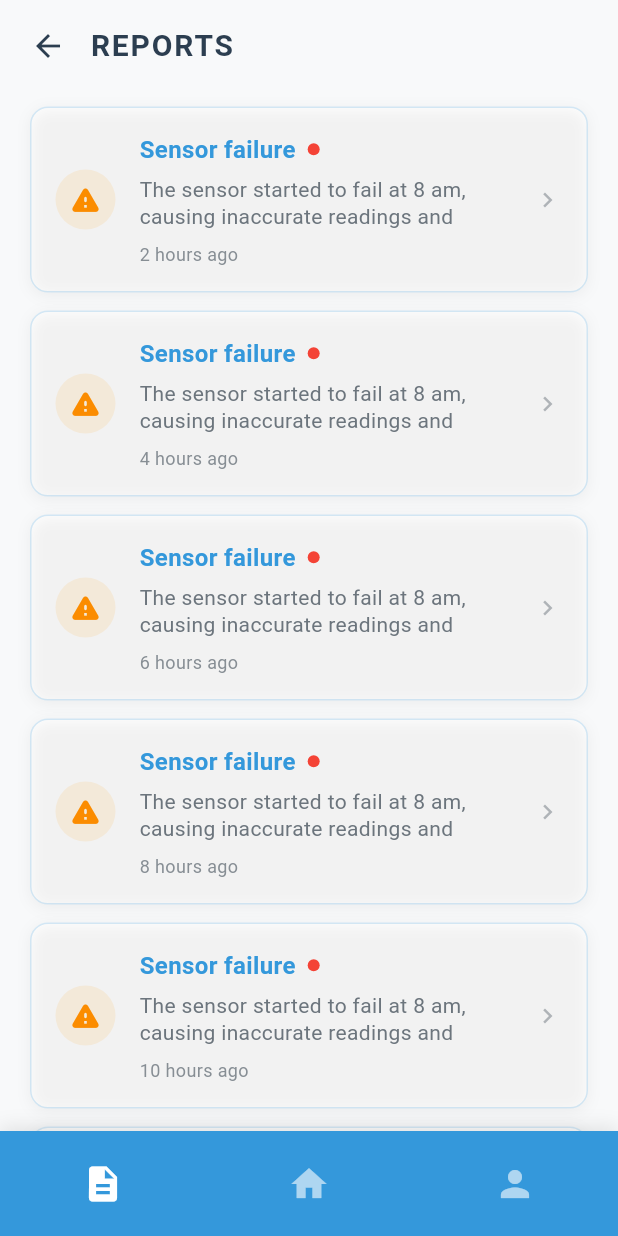
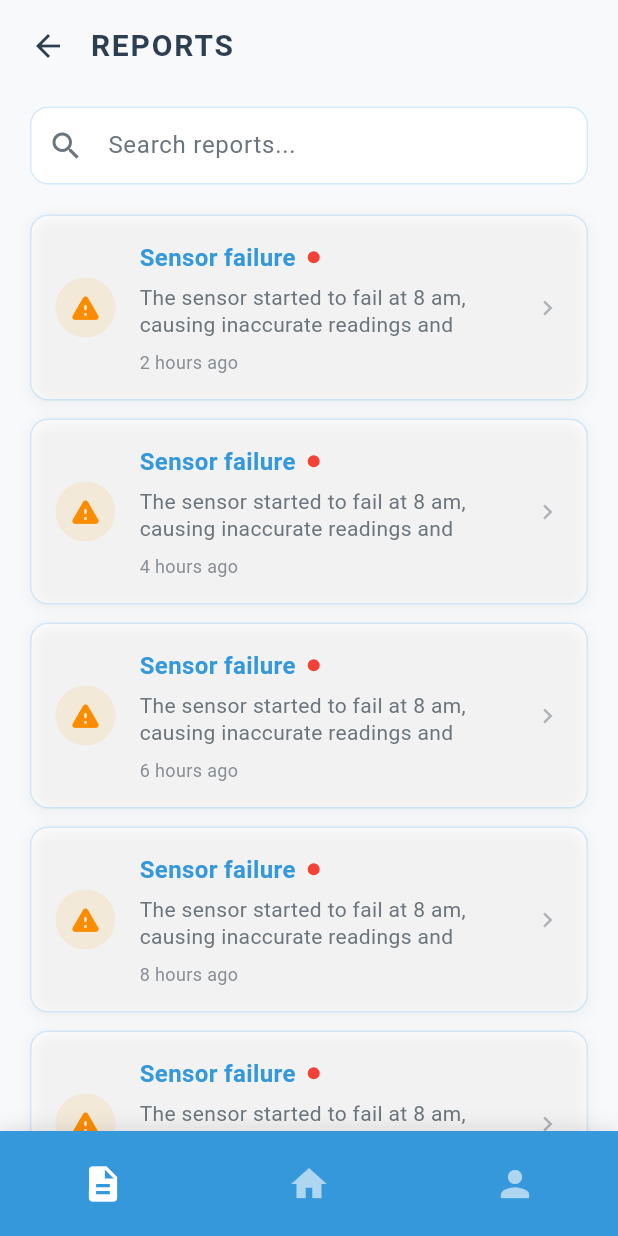
Before and after one commit to IronCoders-IOT/mobile_iot, a Flutter app: the ReportsScreen screen opened by its route, on a phone screen of 412 x 824 dp. Run offline on Flutter 3.47's test engine with Material 3 defaults, Android fonts, the phone set to English and light mode, and no system bars; our stand-ins replace flutter_secure_storage, shared_preferences; accounts and stored records are empty; Roboto replaces fonts that are missing (System).

Commit message:
feat: add search functionality to reports screen
- Implemented a search bar to filter reports based on title and description.
- Added a method to handle the search query and update the displayed reports accordingly.
- Enhanced the UI to show a message when no reports match the search criteria.

```diff
--- a/lib/presentation/screens/reports/reports_screen.dart
+++ b/lib/presentation/screens/reports/reports_screen.dart
@@ -61,6 +61,29 @@ class _ReportsScreenState extends State<ReportsScreen> {
     ),
   ];
 
+  // Controller for search text
+  final TextEditingController _searchController = TextEditingController();
+  String _searchQuery = '';
+
+  @override
+  void dispose() {
+    _searchController.dispose();
+    super.dispose();
+  }
+
+  // Filtered reports based on search query
+  List<SensorReport> get filteredReports {
+    if (_searchQuery.isEmpty) {
+      return reports;
+    }
+    return reports.where((report) {
+      final titleLower = report.title.toLowerCase();
+      final descriptionLower = report.description.toLowerCase();
+      final searchLower = _searchQuery.toLowerCase();
+      return titleLower.contains(searchLower) || descriptionLower.contains(searchLower);
+    }).toList();
+  }
+
   void _markAsRead(int reportId) {
     setState(() {
       final reportIndex = reports.indexWhere((report) => report.id == reportId);
@@ -90,6 +113,9 @@ class _ReportsScreenState extends State<ReportsScreen> {
           children: [
             // Header
             _buildHeader(context),
+
+            // Search Bar
+            _buildSearchBar(),
 
             // Lista de reportes
             Expanded(
@@ -136,12 +162,77 @@ class _ReportsScreenState extends State<ReportsScreen> {
     );
   }
 
+  Widget _buildSearchBar() {
+    return Container(
+      padding: const EdgeInsets.symmetric(horizontal: 20, vertical: 10),
+      child: TextField(
+        controller: _searchController,
+        onChanged: (value) {
+          setState(() {
+            _searchQuery = value;
+          });
+        },
+        decoration: InputDecoration(
+          hintText: 'Search reports...',
+          prefixIcon: const Icon(Icons.search, color: AppColors.mediumGray),
+          filled: true,
+          fillColor: AppColors.white,
+          border: OutlineInputBorder(
+            borderRadius: BorderRadius.circular(12),
+            borderSide: BorderSide.none,
+          ),
+          enabledBorder: OutlineInputBorder(
+            borderRadius: BorderRadius.circular(12),
+            borderSide: BorderSide(
+              color: AppColors.primaryBlue.withOpacity(0.2),
+              width: 1,
+            ),
+          ),
+          focusedBorder: OutlineInputBorder(
+            borderRadius: BorderRadius.circular(12),
+            borderSide: const BorderSide(
+              color: AppColors.primaryBlue,
+              width: 1,
+            ),
+          ),
+          contentPadding: const EdgeInsets.symmetric(horizontal: 16, vertical: 14),
+        ),
+      ),
+    );
+  }
+
   Widget _buildReportsList() {
+    final reportsToShow = filteredReports;
+
+    if (reportsToShow.isEmpty) {
+      return Center(
+        child: Column(
+          mainAxisAlignment: MainAxisAlignment.center,
+          children: [
+            Icon(
+              Icons.search_off_rounded,
+              size: 64,
+              color: AppColors.mediumGray.withOpacity(0.5),
+            ),
+            const SizedBox(height: 16),
+            Text(
+              'No reports found',
+              style: TextStyle(
+                fontSize: 16,
+                color: AppColors.mediumGray,
+                fontWeight: FontWeight.w500,
+              ),
+            ),
+          ],
+        ),
+      );
+    }
+
     return ListView.builder(
       padding: const EdgeInsets.symmetric(horizontal: 20, vertical: 10),
-      itemCount: reports.length,
+      itemCount: reportsToShow.length,
       itemBuilder: (context, index) {
-        final report = reports[index];
+        final report = reportsToShow[index];
         return _buildReportItem(report, index);
       },
     );
```
Also changed, not shown: 1 other file.
